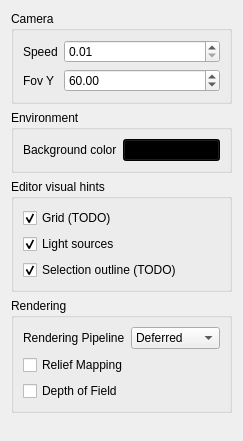
Flanctory-Studio/Advanced-Graphics-Programming, file Project3/ui/miscsettingswidget.ui: the form before one commit.
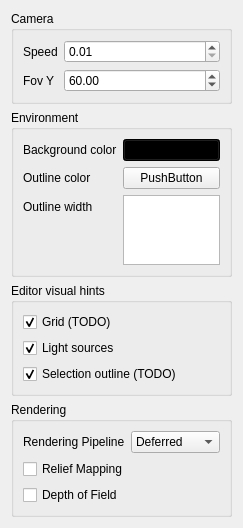
The form after the commit.

Commit message: Start change color

```diff
--- a/Project3/ui/miscsettingswidget.ui
+++ b/Project3/ui/miscsettingswidget.ui
@@ -63,6 +63,13 @@
       <string>Environment</string>
      </property>
      <layout class="QFormLayout" name="formLayout_2">
+      <item row="0" column="0">
+       <widget class="QLabel" name="label_4">
+        <property name="text">
+         <string>Background color</string>
+        </property>
+       </widget>
+      </item>
       <item row="0" column="1">
        <widget class="QPushButton" name="buttonBackgroundColor">
         <property name="styleSheet">
@@ -73,10 +80,27 @@
         </property>
        </widget>
       </item>
-      <item row="0" column="0">
-       <widget class="QLabel" name="label_4">
+      <item row="1" column="1">
+       <widget class="QPushButton" name="buttonOutlineColor">
         <property name="text">
-         <string>Background color</string>
+         <string>PushButton</string>
+        </property>
+       </widget>
+      </item>
+      <item row="1" column="0">
+       <widget class="QLabel" name="label_5">
+        <property name="text">
+         <string>Outline color</string>
+        </property>
+       </widget>
+      </item>
+      <item row="2" column="1">
+       <widget class="QTextEdit" name="textEdit"/>
+      </item>
+      <item row="2" column="0">
+       <widget class="QLabel" name="label_6">
+        <property name="text">
+         <string>Outline width</string>
         </property>
        </widget>
       </item>
```
The commit also changes 3 other files.
